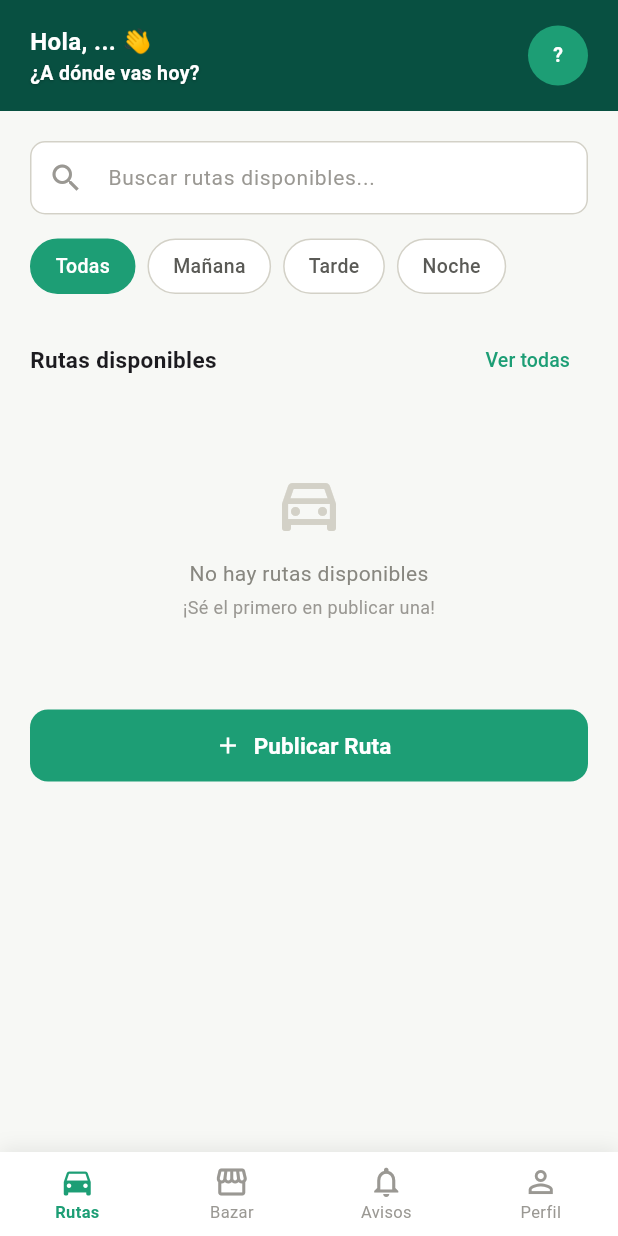
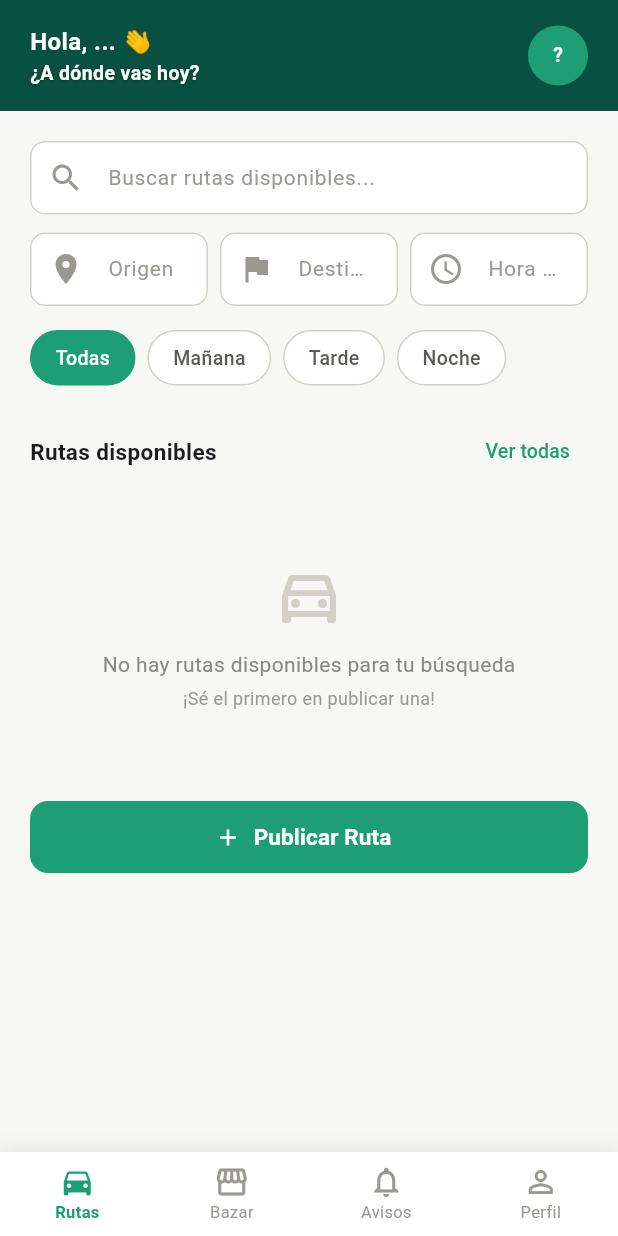
Before and after one commit to INGDavidMora2005/uniconnect-uceva, a Flutter app: the HomeRutasScreen screen opened directly, on a phone screen of 412 x 824 dp. Run offline on Flutter 3.47's test engine with Material 3 defaults, Android fonts, the light colour scheme and no system bars; our stand-ins replace cloud_firestore, firebase_auth, firebase_core, firebase_messaging, flutter_local_notifications, google_sign_in; accounts and stored records are empty.

Commit message:
feat: Completa la búsqueda y reserva de la ruta UU-15 como pasajero: añade filtros independientes, solicita la comprobación del estado y realiza ajustes en la interfaz de usuario para rutas completas y sin resultados.

```diff
--- a/lib/screens/home_rutas_screen.dart
+++ b/lib/screens/home_rutas_screen.dart
@@ -23,6 +23,9 @@
   int _currentNavIndex = 0;
   int _selectedFilter = 0;
   final TextEditingController _searchController = TextEditingController();
+  final TextEditingController _originController = TextEditingController();
+  final TextEditingController _destinationController = TextEditingController();
+  final TextEditingController _timeController = TextEditingController();
   UserModel? _user;
 
   final List<String> _filters = ['Todas', 'Mañana', 'Tarde', 'Noche'];
@@ -55,13 +58,19 @@
   String? get _currentUid => FirebaseAuth.instance.currentUser?.uid;
 
   List<RouteModel> _applyFilters(List<RouteModel> routes) {
+    String originFilter = _originController.text.toLowerCase().trim();
+    String destinationFilter = _destinationController.text.toLowerCase().trim();
+    String timeFilter = _timeController.text.toLowerCase().trim();
     String query = _searchController.text.toLowerCase();
     return routes.where((r) {
+      bool matchesOrigin = originFilter.isEmpty || r.origin.toLowerCase().contains(originFilter);
+      bool matchesDestination = destinationFilter.isEmpty || r.destination.toLowerCase().contains(destinationFilter);
+      bool matchesTime = timeFilter.isEmpty || r.time.toLowerCase().contains(timeFilter);
       bool matchesSearch =
           query.isEmpty ||
           r.origin.toLowerCase().contains(query) ||
           r.destination.toLowerCase().contains(query);
-      if (!matchesSearch) return false;
+      if (!matchesOrigin || !matchesDestination || !matchesTime || !matchesSearch) return false;
       if (_selectedFilter == 0) return true;
       final timeParts = r.time.split(':');
       int hour = int.tryParse(timeParts[0]) ?? 0;
@@ -78,6 +87,9 @@
   @override
   void dispose() {
     _searchController.dispose();
+    _originController.dispose();
+    _destinationController.dispose();
+    _timeController.dispose();
     super.dispose();
   }
 
@@ -168,6 +180,64 @@
                           )
                         : null,
                   ),
+                ),
+                const SizedBox(height: 12),
+                Row(
+                  children: [
+                    Expanded(
+                      child: TextField(
+                        controller: _originController,
+                        onChanged: (_) => setState(() {}),
+                        style: const TextStyle(
+                          fontSize: 14,
+                          color: AppColors.textDark,
+                        ),
+                        decoration: const InputDecoration(
+                          hintText: 'Origen',
+                          prefixIcon: Icon(
+                            Icons.location_on,
+                            color: AppColors.textPlaceholder,
+                          ),
+                        ),
+                      ),
+                    ),
+                    const SizedBox(width: 8),
+                    Expanded(
+                      child: TextField(
+                        controller: _destinationController,
+                        onChanged: (_) => setState(() {}),
+                        style: const TextStyle(
+                          fontSize: 14,
+                          color: AppColors.textDark,
+                        ),
+                        decoration: const InputDecoration(
+                          hintText: 'Destino',
+                          prefixIcon: Icon(
+                            Icons.flag,
+                            color: AppColors.textPlaceholder,
+                          ),
+                        ),
+                      ),
+                    ),
+                    const SizedBox(width: 8),
+                    Expanded(
+                      child: TextField(
+                        controller: _timeController,
+                        onChanged: (_) => setState(() {}),
+                        style: const TextStyle(
+                          fontSize: 14,
+                          color: AppColors.textDark,
+                        ),
+                        decoration: const InputDecoration(
+                          hintText: 'Hora (ej. 10:00 AM)',
+                          prefixIcon: Icon(
+                            Icons.access_time,
+                            color: AppColors.textPlaceholder,
+                          ),
+                        ),
+                      ),
+                    ),
+                  ],
                 ),
                 const SizedBox(height: 16),
                 SingleChildScrollView(
@@ -345,7 +415,7 @@
                               ),
                               SizedBox(height: 12),
                               Text(
-                                'No hay rutas disponibles',
+                                'No hay rutas disponibles para tu búsqueda',
                                 style: TextStyle(
                                   color: AppColors.textLight,
                                   fontSize: 14,
```
Also changed, not shown: lib/services/cupo_service.dart (+10 -0 lines), lib/widgets/route_card.dart (+50 -6 lines).
